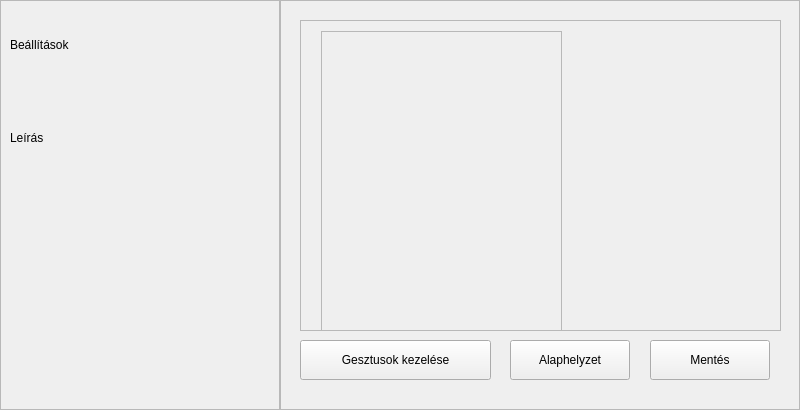
First picture: the form in UI/Views/optionsForm.ui, repository Excal21/GestureBoard, before the edit.
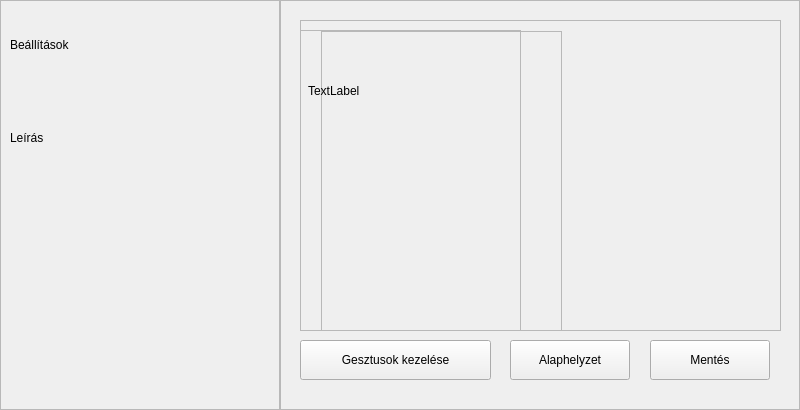
Second picture: the form after the edit.

Patch:
```diff
--- a/UI/Views/optionsForm.ui
+++ b/UI/Views/optionsForm.ui
@@ -164,6 +164,35 @@
      <string>Gesztusok kezelése</string>
     </property>
    </widget>
+   <widget class="QFrame" name="frameHide">
+    <property name="geometry">
+     <rect>
+      <x>20</x>
+      <y>30</y>
+      <width>221</width>
+      <height>301</height>
+     </rect>
+    </property>
+    <property name="frameShape">
+     <enum>QFrame::Shape::StyledPanel</enum>
+    </property>
+    <property name="frameShadow">
+     <enum>QFrame::Shadow::Raised</enum>
+    </property>
+    <widget class="QLabel" name="lblUserGuide">
+     <property name="geometry">
+      <rect>
+       <x>8</x>
+       <y>20</y>
+       <width>221</width>
+       <height>81</height>
+      </rect>
+     </property>
+     <property name="text">
+      <string>TextLabel</string>
+     </property>
+    </widget>
+   </widget>
   </widget>
  </widget>
  <resources/>
```
